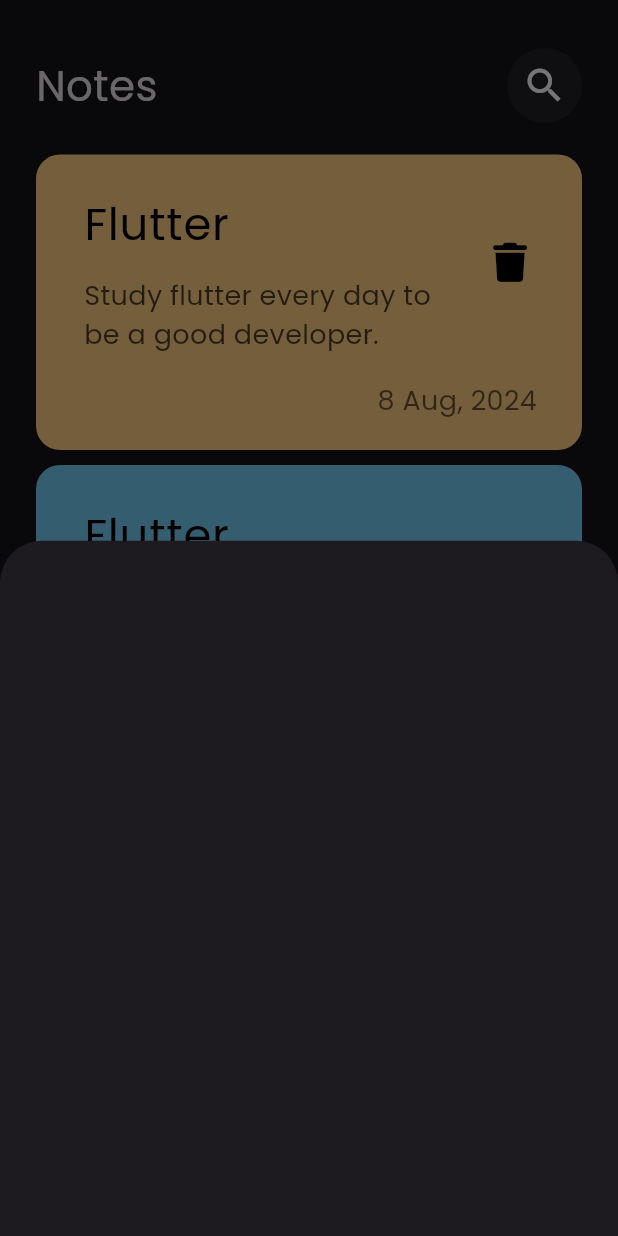
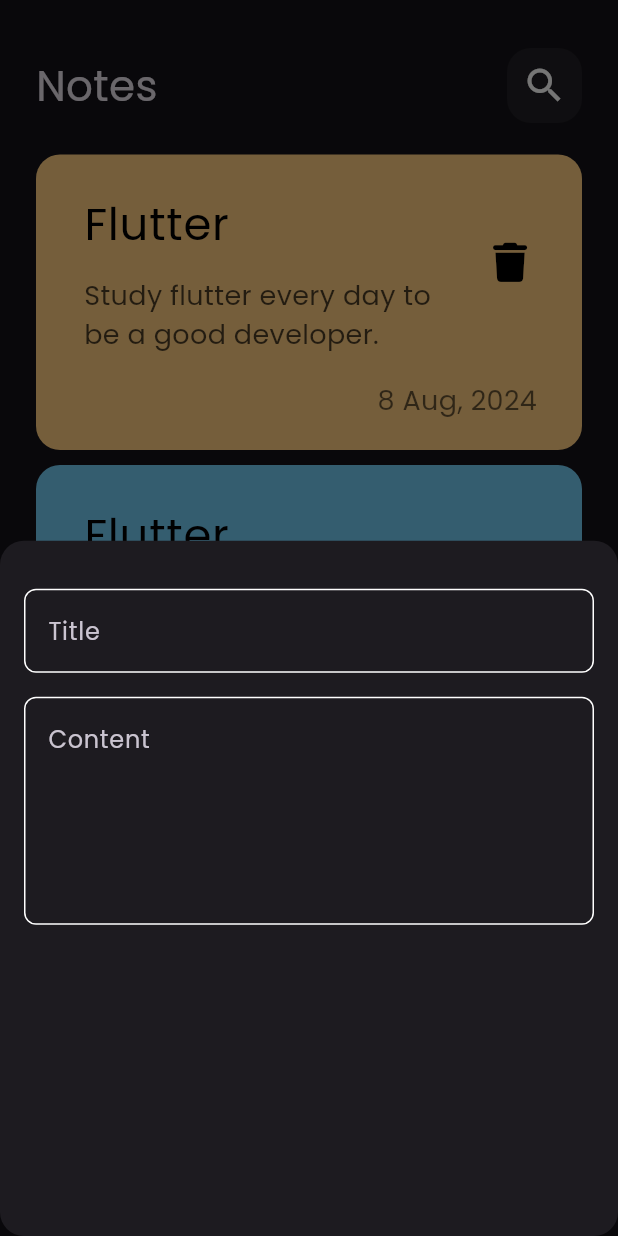
Before and after one commit to osamamorizk/notes-app, a Flutter app: the screen it shows after launch, after a tap on the "add" icon, on a phone screen of 412 x 824 dp. Run offline on Flutter 3.47's test engine with Material 3 defaults, Android fonts, the light colour scheme and no system bars; our stand-ins replace font_awesome_flutter.

Commit message:
add text field to bottom sheet

```diff
--- /dev/null
+++ b/lib/consts.dart
@@ -0,0 +1,3 @@
+import 'package:flutter/material.dart';
+
+const KprimaryColor = Color(0xff62FCD7);
--- a/lib/views/notes_view.dart
+++ b/lib/views/notes_view.dart
@@ -1,4 +1,7 @@
 import 'package:flutter/material.dart';
+import 'package:flutter/widgets.dart';
+import 'package:notes_application/consts.dart';
+import 'package:notes_application/widgets/custom_text_field.dart';
 import 'package:notes_application/widgets/notes_view_body.dart';
 
 class NotesView extends StatelessWidget {
@@ -8,13 +11,20 @@
   Widget build(BuildContext context) {
     return Scaffold(
       floatingActionButton: FloatingActionButton(
+        backgroundColor: KprimaryColor,
         onPressed: () {
           showModalBottomSheet(
+            shape: RoundedRectangleBorder(
+              borderRadius: BorderRadius.circular(16),
+            ),
             context: context,
             builder: (context) => const AddNoteBottomSheet(),
           );
         },
-        child: Icon(Icons.add),
+        child: const Icon(
+          Icons.add,
+          color: Colors.black,
+        ),
       ),
       body: const NotesViewBody(),
     );
@@ -26,6 +36,25 @@
 
   @override
   Widget build(BuildContext context) {
-    return Container();
+    return const Padding(
+      padding: EdgeInsets.symmetric(horizontal: 16),
+      child: Column(
+        children: [
+          SizedBox(
+            height: 32,
+          ),
+          CustomTextField(
+            hint: 'Title',
+          ),
+          SizedBox(
+            height: 16,
+          ),
+          CustomTextField(
+            hint: 'Content',
+            maxLines: 5,
+          ),
+        ],
+      ),
+    );
   }
 }
--- a/lib/widgets/custom_search_icon.dart
+++ b/lib/widgets/custom_search_icon.dart
@@ -10,7 +10,7 @@
     return Container(
       decoration: BoxDecoration(
           color: Colors.white.withOpacity(.05),
-          borderRadius: BorderRadius.circular(32)),
+          borderRadius: BorderRadius.circular(16)),
       height: 50,
       width: 50,
       child: Center(
--- /dev/null
+++ b/lib/widgets/custom_text_field.dart
@@ -0,0 +1,30 @@
+import 'package:flutter/material.dart';
+import 'package:notes_application/consts.dart';
+
+class CustomTextField extends StatelessWidget {
+  const CustomTextField({super.key, required this.hint, this.maxLines = 1});
+  final String hint;
+  final int maxLines;
+  @override
+  Widget build(BuildContext context) {
+    return TextField(
+      maxLines: maxLines,
+      cursorColor: KprimaryColor,
+      decoration: InputDecoration(
+        hintText: hint,
+        enabledBorder: BorderEdit(),
+        border: BorderEdit(),
+        focusedBorder: BorderEdit(KprimaryColor),
+      ),
+    );
+  }
+
+  OutlineInputBorder BorderEdit([color]) {
+    return OutlineInputBorder(
+      borderSide: BorderSide(
+        color: color ?? Colors.white,
+      ),
+      borderRadius: BorderRadius.circular(8),
+    );
+  }
+}
--- a/lib/widgets/note_listview.dart
+++ b/lib/widgets/note_listview.dart
@@ -5,6 +5,9 @@
   const NotesListView({super.key});
 
   final colors = const [
+    Color(0xffFFCC80),
+    Color.fromARGB(255, 113, 202, 243),
+    Color.fromARGB(255, 243, 102, 92),
     Color(0xffFFCC80),
     Color.fromARGB(255, 113, 202, 243),
     Color.fromARGB(255, 243, 102, 92),
--- a/lib/widgets/notes_view_body.dart
+++ b/lib/widgets/notes_view_body.dart
@@ -1,6 +1,5 @@
 import 'package:flutter/material.dart';
 import 'package:notes_application/widgets/custom_appbar.dart';
-import 'package:notes_application/widgets/note_item.dart';
 import 'package:notes_application/widgets/note_listview.dart';
 
 class NotesViewBody extends StatelessWidget {
```
